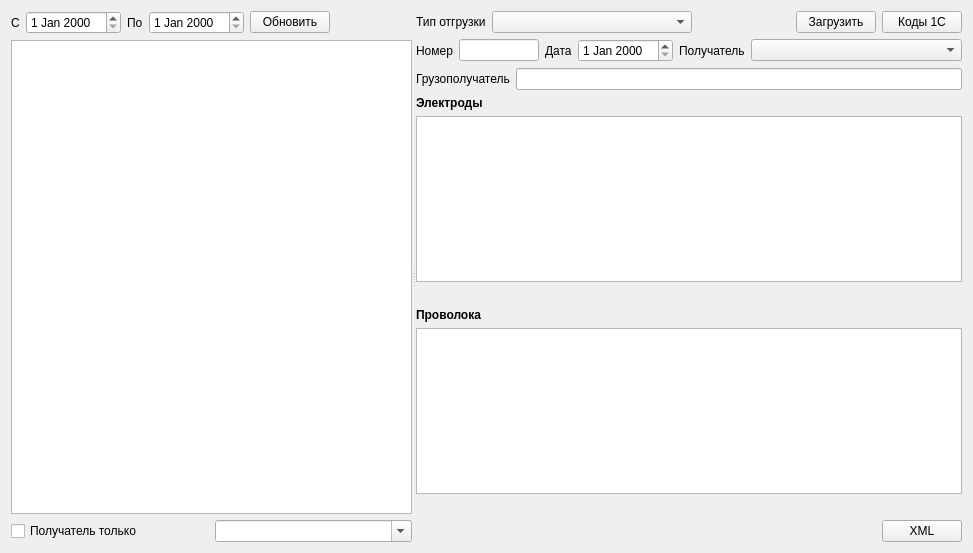
Qt form formshipcons.ui (Sergeyego/warehouse) before a commit.
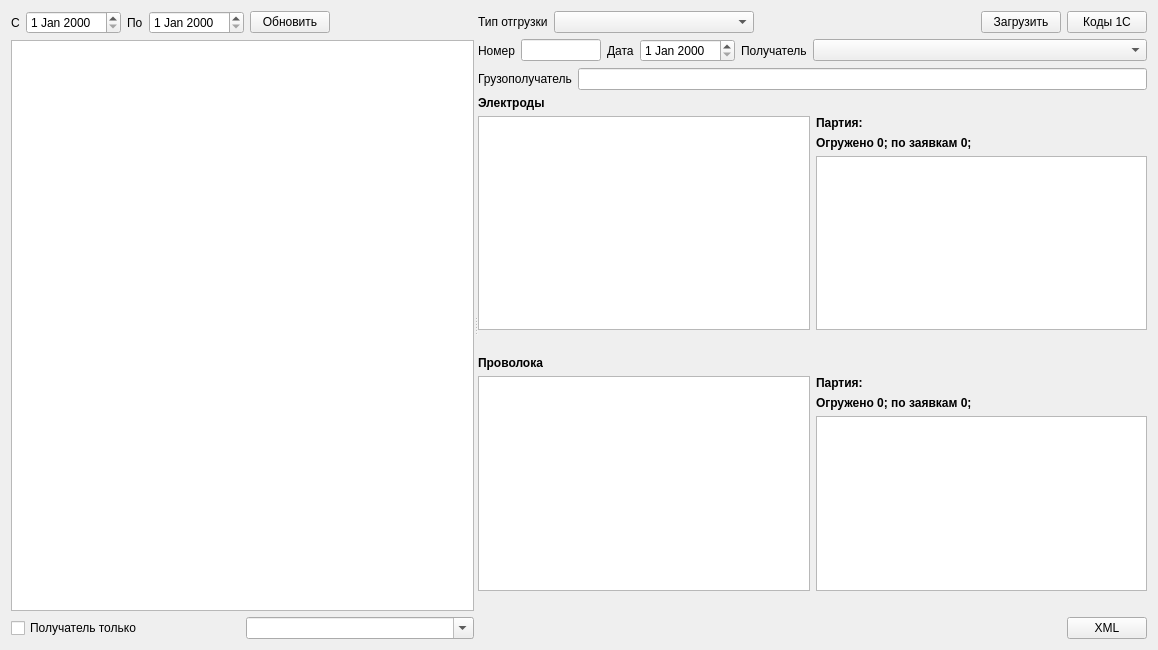
The same form after that commit. Custom widgets are drawn as their Qt base class.

Commit message: Отгрузки по заявкам

Diff of the .ui file:
```diff
--- a/formshipcons.ui
+++ b/formshipcons.ui
@@ -6,8 +6,8 @@
    <rect>
     <x>0</x>
     <y>0</y>
-    <width>973</width>
-    <height>553</height>
+    <width>1158</width>
+    <height>650</height>
    </rect>
   </property>
   <property name="windowTitle">
@@ -218,7 +218,51 @@
         </widget>
        </item>
        <item>
-        <widget class="DbViewer" name="tableViewEl"/>
+        <layout class="QHBoxLayout" name="horizontalLayout_3">
+         <item>
+          <widget class="DbViewer" name="tableViewEl"/>
+         </item>
+         <item>
+          <layout class="QVBoxLayout" name="verticalLayout_2">
+           <item>
+            <widget class="QLabel" name="labelPartEl">
+             <property name="font">
+              <font>
+               <weight>75</weight>
+               <bold>true</bold>
+              </font>
+             </property>
+             <property name="text">
+              <string>Партия:</string>
+             </property>
+            </widget>
+           </item>
+           <item>
+            <widget class="QLabel" name="labelStatReqEl">
+             <property name="font">
+              <font>
+               <weight>75</weight>
+               <bold>true</bold>
+              </font>
+             </property>
+             <property name="text">
+              <string>Огружено 0; по заявкам 0;</string>
+             </property>
+            </widget>
+           </item>
+           <item>
+            <widget class="DbViewer" name="tableViewReqEl">
+             <property name="maximumSize">
+              <size>
+               <width>450</width>
+               <height>16777215</height>
+              </size>
+             </property>
+            </widget>
+           </item>
+          </layout>
+         </item>
+        </layout>
        </item>
        <item>
         <widget class="QLabel" name="labelStatEl">
@@ -241,7 +285,51 @@
         </widget>
        </item>
        <item>
-        <widget class="DbViewer" name="tableViewWire"/>
+        <layout class="QHBoxLayout" name="horizontalLayout_7">
+         <item>
+          <widget class="DbViewer" name="tableViewWire"/>
+         </item>
+         <item>
+          <layout class="QVBoxLayout" name="verticalLayout_3">
+           <item>
+            <widget class="QLabel" name="labelPartWire">
+             <property name="font">
+              <font>
+               <weight>75</weight>
+               <bold>true</bold>
+              </font>
+             </property>
+             <property name="text">
+              <string>Партия:</string>
+             </property>
+            </widget>
+           </item>
+           <item>
+            <widget class="QLabel" name="labelStatReqWire">
+             <property name="font">
+              <font>
+               <weight>75</weight>
+               <bold>true</bold>
+              </font>
+             </property>
+             <property name="text">
+              <string>Огружено 0; по заявкам 0;</string>
+             </property>
+            </widget>
+           </item>
+           <item>
+            <widget class="DbViewer" name="tableViewReqWire">
+             <property name="maximumSize">
+              <size>
+               <width>450</width>
+               <height>16777215</height>
+              </size>
+             </property>
+            </widget>
+           </item>
+          </layout>
+         </item>
+        </layout>
        </item>
        <item>
         <widget class="QLabel" name="labelStatWire">
```
The commit also changes 7 other files.
